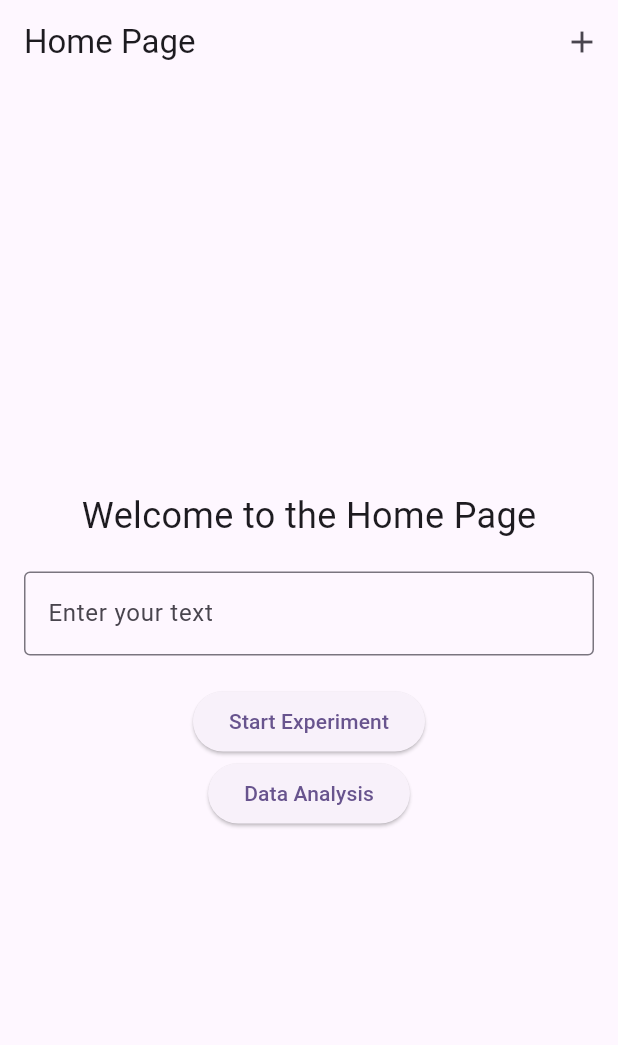
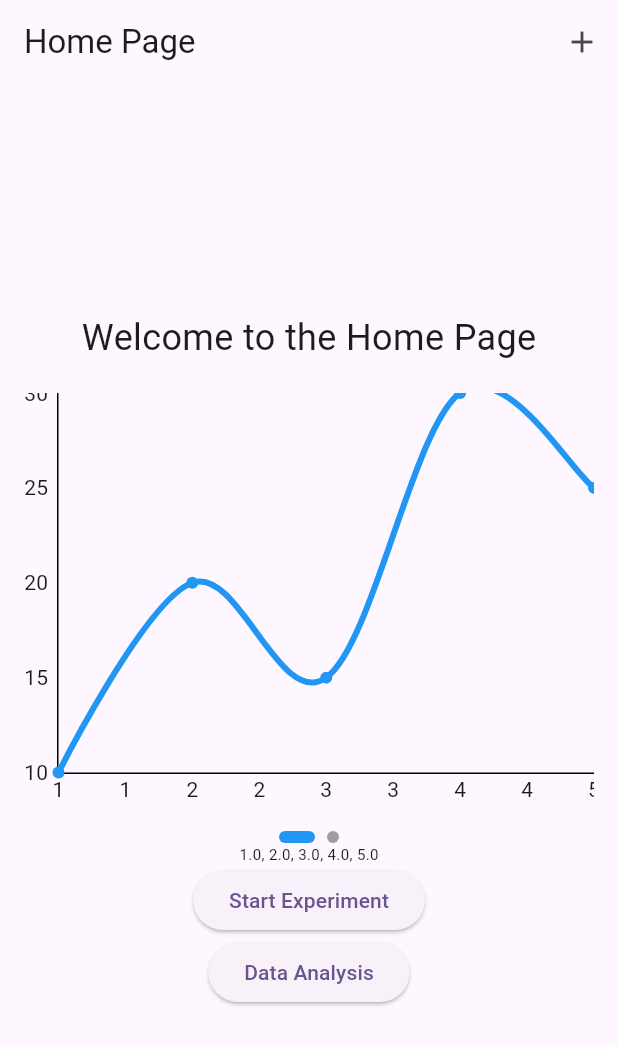
Before and after one commit to adam1brownell/no1, a Flutter app: the HomePage screen opened by its route, on a phone screen of 412 x 824 dp. Shown: the top 1045 px of the screen. Run offline on Flutter 3.47's test engine with Material 3 defaults, Android fonts, the phone set to English and light mode, and no system bars; drawn by our look-alikes of fl_chart, smooth_page_indicator; our stand-ins replace sqflite; accounts and stored records are empty.

Commit message:
boilerplate db

```diff
--- /dev/null
+++ b/no1_app/lib/db/models/user_model.dart
@@ -0,0 +1,28 @@
+// User Data Model
+class User {
+  final int? id;
+  final String name;
+  final int age;
+
+  User({
+    this.id,
+    required this.name,
+    required this.age,
+  });
+
+  Map<String, dynamic> toMap() {
+    return {
+      'id': id,
+      'name': name,
+      'age': age,
+    };
+  }
+
+  static User fromMap(Map<String, dynamic> map) {
+    return User(
+      id: map['id'],
+      name: map['name'],
+      age: map['age'],
+    );
+  }
+}
--- a/no1_app/lib/pages/home.dart
+++ b/no1_app/lib/pages/home.dart
@@ -1,13 +1,32 @@
 import 'package:flutter/material.dart';
+import 'package:fl_chart/fl_chart.dart';
 import 'package:no1_app/pages/add_data.dart';  // Import AddDataView
+import 'package:smooth_page_indicator/smooth_page_indicator.dart';
 
-class HomePage extends StatelessWidget {
+class HomePage extends StatefulWidget {
   const HomePage({Key? key}) : super(key: key);
 
   @override
+  _HomePageState createState() => _HomePageState();
+}
+
+class _HomePageState extends State<HomePage> {
+  // Move the controller to the State class
+  TextEditingController _textController = TextEditingController(); // Controller for input
+  List<double> x = [1, 2, 3, 4, 5];
+  List<double> y = [10, 20, 15, 30, 25];
+  final PageController _pageController = PageController();
+  bool activeExp = false;
+
+  @override
+  void dispose() {
+    // Dispose the controller when the widget is removed from the tree
+    _textController.dispose();
+    super.dispose();
+  }
+
+  @override
   Widget build(BuildContext context) {
-    TextEditingController _textController = TextEditingController(); // Controller for input
-
     return Scaffold(
       appBar: AppBar(
         title: const Text("Home Page"),
@@ -37,31 +56,122 @@ class HomePage extends StatelessWidget {
               style: TextStyle(fontSize: 24),
             ),
             const SizedBox(height: 20),
-            TextField(
-              controller: _textController,
-              decoration: const InputDecoration(
-                labelText: "Enter your text",
-                border: OutlineInputBorder(),
+            SizedBox(
+            height: 300,
+            child: Column(
+              children: [
+                Expanded(
+                  child: PageView(
+                    controller: _pageController,
+                    children: [
+                      buildLineChart(x, y), // First chart
+                      buildLineChart(x, x), // Second chart
+                      ]
+                  )
+                ),
+                SmoothPageIndicator(
+                        controller: _pageController, // Connect the controller
+                        count: 2, // Number of pages
+                        effect: ExpandingDotsEffect(
+                          activeDotColor: Colors.blue, // Active dot color
+                          dotColor: Colors.grey, // Inactive dot color
+                          dotHeight: 8.0,
+                          dotWidth: 8.0,
+                          spacing: 8.0,
+                        ),
+                  ),
+                ],
               ),
             ),
-            const SizedBox(height: 20),
+            Text(x.join(", "),
+            style: TextStyle(fontSize: 10),),
+            // TextField(
+            //   controller: _textController,
+            //   decoration: const InputDecoration(
+            //     labelText: "Enter your text",
+            //     border: OutlineInputBorder(),
+            //   ),
+            // ),
+            // const SizedBox(height: 20),
+            // ElevatedButton(
+            //   onPressed: () {
+            //     // Do something with the input, like print or pass it to another function
+            //     print('User input: ${_textController.text}');
+            //   },
+            //   child: const Text('Start Experiment'),
+            // ),
             ElevatedButton(
               onPressed: () {
-                // Navigate to the Home Page (self navigation)
-                Navigator.pushNamed(context, '/home');
+                setState(() {
+                  activeExp = !activeExp;
+                  print("Experiment Button Clicked, Active: $activeExp");
+                });
               },
-              child: const Text('Start Experiment'),
+              child: Text(activeExp ? 'Stop Experiment' : 'Start Experiment'),
             ),
             ElevatedButton(
               onPressed: () {
-                // Navigate to the Home Page (self navigation)
-                Navigator.pushNamed(context, '/home');
+                // Navigate to the Data Analysis screen (replace with the actual route)
+                Navigator.pushNamed(context, '/data_analysis');
               },
               child: const Text('Data Analysis'),
-            )
+            ),
           ],
         ),
       ),
     );
   }
+  // Function to build the Line Chart
+  Widget buildLineChart(List<double> x, List<double> y) {
+    return LineChart(
+      LineChartData(
+        gridData: FlGridData(show: false), // Disable grid/tick marks
+        titlesData: FlTitlesData(
+          leftTitles: AxisTitles(
+            sideTitles: SideTitles(showTitles: true, getTitlesWidget: (value, meta) {
+              return Text(value.toInt().toString()); // Y-axis values
+            }),
+          ),
+          bottomTitles: AxisTitles(
+            axisNameWidget: const Padding(
+              padding: EdgeInsets.only(top: 16.0), // Space for axis label
+              child: Text('Days', style: TextStyle(fontSize: 16)), // X-axis label
+            ),
+            sideTitles: SideTitles(
+              showTitles: true,
+              getTitlesWidget: (value, meta) {
+                return Text(value.toInt().toString()); // X-axis values
+              },
+            ),
+          ),
+          rightTitles: AxisTitles(
+            sideTitles: SideTitles(showTitles: false), // Hide right side numbers
+          ),
+          topTitles: AxisTitles(
+            sideTitles: SideTitles(showTitles: false), // Hide top numbers
+          ),
+        ),
+        borderData: FlBorderData(
+          show: true,
+          border: Border(
+            top: BorderSide.none, // Hide top border
+            right: BorderSide.none, // Hide right border
+            left: const BorderSide(width: 1), // Keep left border
+            bottom: const BorderSide(width: 1), // Keep bottom border
+          ),
+        ),
+        lineBarsData: [
+          LineChartBarData(
+            spots: List.generate(x.length, (index) => FlSpot(x[index], y[index])),
+            isCurved: true,
+            color: Colors.blue,
+            barWidth: 4,
+            isStrokeCapRound: true,
+            belowBarData: BarAreaData(show: false),
+            dotData: FlDotData(show: true),
+          ),
+        ],
+      ),
+    );
+  }
 }
--- a/no1_app/pubspec.yaml
+++ b/no1_app/pubspec.yaml
@@ -30,7 +30,10 @@ environment:
 dependencies:
   flutter:
     sdk: flutter
-  fl_chart: ^0.36.0
+  fl_chart: ^0.69.0
+  smooth_page_indicator: ^1.0.0+2
+  sqflite: ^2.0.0+3
+  path: ^1.8.0   # For defining the path to store the database
 
 
   # The following adds the Cupertino Icons font to your application.
```
Also changed, not shown: no1_app/lib/db/app_database.dart (added, +47 -0 lines), no1_app/lib/db/user_dao.dart (added, +86 -0 lines), 9 other files.
